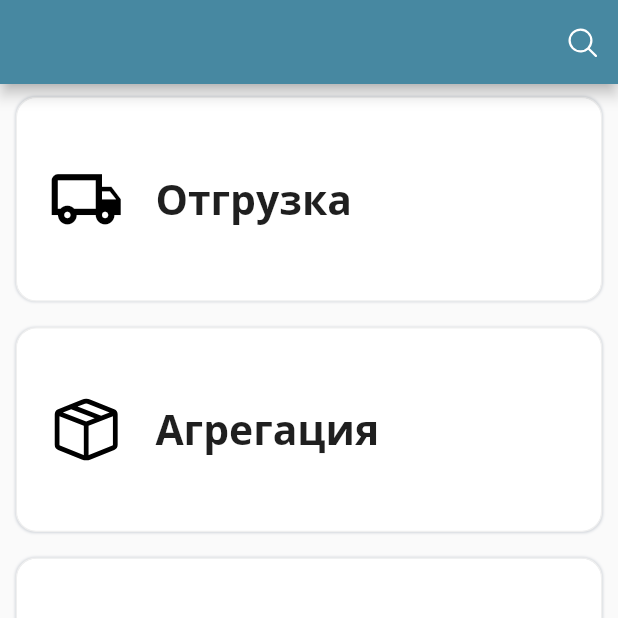
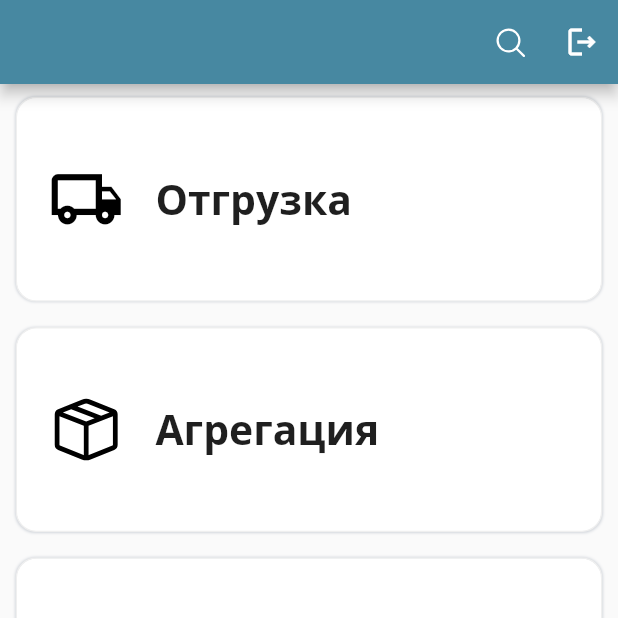
Before and after one commit to zsirojiddinov/ting, a Flutter app: the HomePage screen opened directly, on a phone screen of 412 x 824 dp, the top half of it. Run offline on Flutter 3.47's test engine with Material 3 defaults, Android fonts, the light colour scheme and no system bars; our stand-ins replace audioplayers, dio, equatable, fluentui_system_icons, flutter_bloc, flutter_svg and 6 more; missing offline and left inert: barcode_newland_flutter; accounts and stored records are empty.

Commit message:
add logout btn add text group count

```diff
--- a/lib/bloc/home/home_event.dart
+++ b/lib/bloc/home/home_event.dart
@@ -11,3 +11,5 @@ class InvoiceHomeEvent extends HomeEvent {}
 class AggregateHomeEvent extends HomeEvent {}
 
 class SearchEvent extends HomeEvent {}
+
+class LogoutEvent extends HomeEvent {}
--- a/lib/ui/home/home_page.dart
+++ b/lib/ui/home/home_page.dart
@@ -63,7 +63,15 @@ class _HomePageState extends State<HomePage> {
                   icon: Icon(
                     FluentIcons.search_12_regular,
                   ),
-                )
+                ),
+                IconButton(
+                  onPressed: () {
+                    bloc.add(LogoutEvent());
+                  },
+                  icon: Icon(
+                    Icons.logout_outlined,
+                  ),
+                ),
               ],
             ),
             body: Container(
--- a/lib/ui/product/product_page.dart
+++ b/lib/ui/product/product_page.dart
@@ -128,7 +128,8 @@ class _ProductPageState extends State<ProductPage> {
             ),
           ),
           Text(
-            "${model.cisCount}/${model.productCount}",
+            "${model.cisCount}/${model.productCount}\n"
+            "${model.groupCount}/${model.productGroupCount}",
             style: textStyle.text_style,
           )
         ],
```
Also changed, not shown: lib/bloc/home/home_bloc.dart (+9 -0 lines), lib/model/invoice/product_model.dart (+8 -0 lines).
